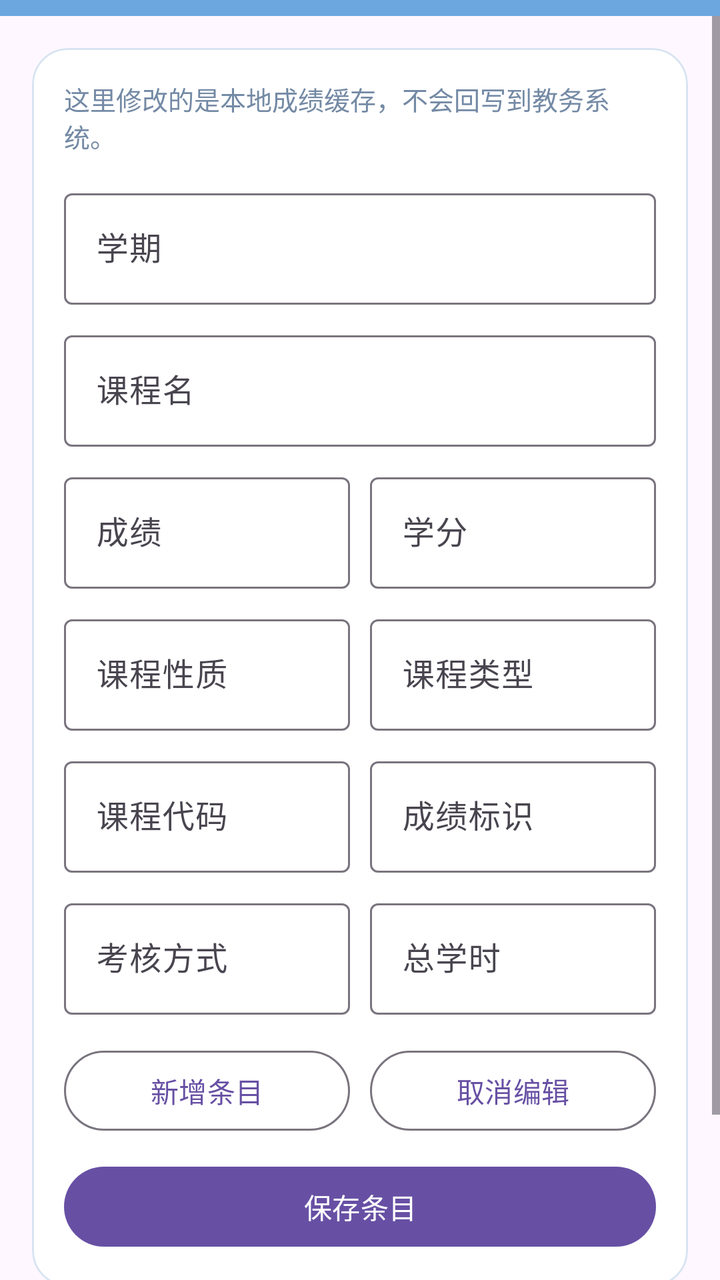
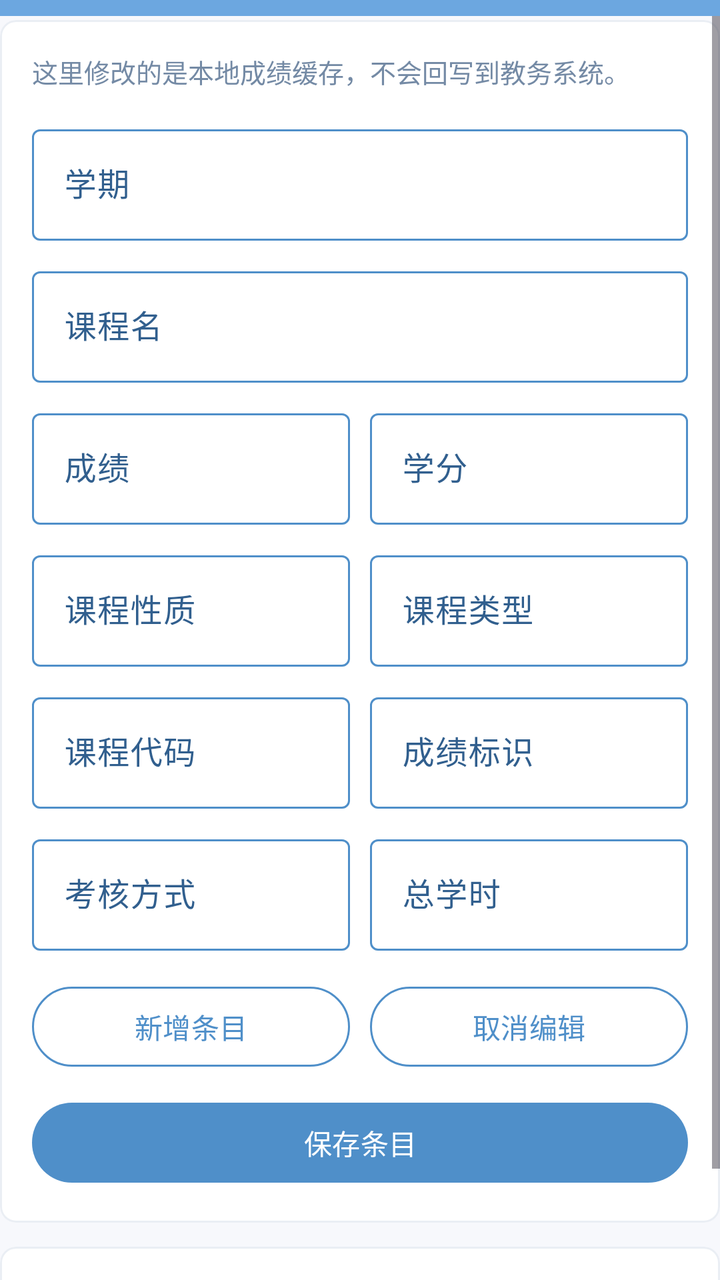

Compare the two renders of this Android layout. The source of the first and the diff that turns it into the second are given below.
<!-- AndroidManifest.xml: application theme Theme.ClassScheMobile -->
<!-- res/layout/activity_score_editor.xml -->
<?xml version="1.0" encoding="utf-8"?>
<LinearLayout xmlns:android="http://schemas.android.com/apk/res/android"
    xmlns:app="http://schemas.android.com/apk/res-auto"
    android:layout_width="match_parent"
    android:layout_height="match_parent"
    android:orientation="vertical">

    <com.google.android.material.appbar.MaterialToolbar
        android:id="@+id/toolbar"
        android:layout_width="match_parent"
        android:layout_height="wrap_content"
        android:background="@color/sky_top"
        android:minHeight="0dp"
        android:paddingTop="4dp"
        android:paddingBottom="4dp"
        android:theme="@style/ThemeOverlay.Material3.Dark.ActionBar"
        app:contentInsetStartWithNavigation="20dp"
        app:titleCentered="true" />

    <ScrollView
        android:layout_width="match_parent"
        android:layout_height="match_parent">

        <LinearLayout
            android:layout_width="match_parent"
            android:layout_height="wrap_content"
            android:orientation="vertical"
            android:padding="16dp">

            <com.google.android.material.card.MaterialCardView
                android:layout_width="match_parent"
                android:layout_height="wrap_content"
                app:cardBackgroundColor="@android:color/white"
                app:cardCornerRadius="18dp"
                app:cardElevation="0dp"
                app:strokeColor="#D8E4F2"
                app:strokeWidth="1dp">

                <LinearLayout
                    android:layout_width="match_parent"
                    android:layout_height="wrap_content"
                    android:orientation="vertical"
                    android:padding="16dp">

                    <TextView
                        android:id="@+id/editorHintText"
                        android:layout_width="match_parent"
                        android:layout_height="wrap_content"
                        android:text="@string/score_editor_hint"
                        android:textColor="#748AA5"
                        android:textSize="13sp" />

                    <com.google.android.material.textfield.TextInputLayout
                        android:id="@+id/semesterInput"
                        style="@style/Widget.Material3.TextInputLayout.OutlinedBox"
                        android:layout_width="match_parent"
                        android:layout_height="wrap_content"
                        android:layout_marginTop="14dp"
                        android:hint="学期">

                        <com.google.android.material.textfield.TextInputEditText
                            android:layout_width="match_parent"
                            android:layout_height="wrap_content" />
                    </com.google.android.material.textfield.TextInputLayout>

                    <com.google.android.material.textfield.TextInputLayout
                        android:id="@+id/courseNameInput"
                        style="@style/Widget.Material3.TextInputLayout.OutlinedBox"
                        android:layout_width="match_parent"
                        android:layout_height="wrap_content"
                        android:layout_marginTop="10dp"
                        android:hint="课程名">

                        <com.google.android.material.textfield.TextInputEditText
                            android:layout_width="match_parent"
                            android:layout_height="wrap_content" />
                    </com.google.android.material.textfield.TextInputLayout>

                    <LinearLayout
                        android:layout_width="match_parent"
                        android:layout_height="wrap_content"
                        android:layout_marginTop="10dp"
                        android:orientation="horizontal">

                        <com.google.android.material.textfield.TextInputLayout
                            android:id="@+id/scoreInput"
                            style="@style/Widget.Material3.TextInputLayout.OutlinedBox"
                            android:layout_width="0dp"
                            android:layout_height="wrap_content"
                            android:layout_weight="1"
                            android:hint="成绩">

                            <com.google.android.material.textfield.TextInputEditText
                                android:layout_width="match_parent"
                                android:layout_height="wrap_content" />
                        </com.google.android.material.textfield.TextInputLayout>

                        <com.google.android.material.textfield.TextInputLayout
                            android:id="@+id/creditsInput"
                            style="@style/Widget.Material3.TextInputLayout.OutlinedBox"
                            android:layout_width="0dp"
                            android:layout_height="wrap_content"
                            android:layout_marginStart="10dp"
                            android:layout_weight="1"
                            android:hint="学分">

                            <com.google.android.material.textfield.TextInputEditText
                                android:layout_width="match_parent"
                                android:layout_height="wrap_content" />
                        </com.google.android.material.textfield.TextInputLayout>
                    </LinearLayout>

                    <LinearLayout
                        android:layout_width="match_parent"
                        android:layout_height="wrap_content"
                        android:layout_marginTop="10dp"
                        android:orientation="horizontal">

                        <com.google.android.material.textfield.TextInputLayout
                            android:id="@+id/courseNatureInput"
                            style="@style/Widget.Material3.TextInputLayout.OutlinedBox"
                            android:layout_width="0dp"
                            android:layout_height="wrap_content"
                            android:layout_weight="1"
                            android:hint="课程性质">

                            <com.google.android.material.textfield.TextInputEditText
                                android:layout_width="match_parent"
                                android:layout_height="wrap_content" />
                        </com.google.android.material.textfield.TextInputLayout>

                        <com.google.android.material.textfield.TextInputLayout
                            android:id="@+id/courseAttributeInput"
                            style="@style/Widget.Material3.TextInputLayout.OutlinedBox"
                            android:layout_width="0dp"
                            android:layout_height="wrap_content"
                            android:layout_marginStart="10dp"
                            android:layout_weight="1"
                            android:hint="课程类型">

                            <com.google.android.material.textfield.TextInputEditText
                                android:layout_width="match_parent"
                                android:layout_height="wrap_content" />
                        </com.google.android.material.textfield.TextInputLayout>
                    </LinearLayout>

                    <LinearLayout
                        android:layout_width="match_parent"
                        android:layout_height="wrap_content"
                        android:layout_marginTop="10dp"
                        android:orientation="horizontal">

                        <com.google.android.material.textfield.TextInputLayout
                            android:id="@+id/courseCodeInput"
                            style="@style/Widget.Material3.TextInputLayout.OutlinedBox"
                            android:layout_width="0dp"
                            android:layout_height="wrap_content"
                            android:layout_weight="1"
                            android:hint="课程代码">

                            <com.google.android.material.textfield.TextInputEditText
                                android:layout_width="match_parent"
                                android:layout_height="wrap_content" />
                        </com.google.android.material.textfield.TextInputLayout>

                        <com.google.android.material.textfield.TextInputLayout
                            android:id="@+id/scoreIdentifierInput"
                            style="@style/Widget.Material3.TextInputLayout.OutlinedBox"
                            android:layout_width="0dp"
                            android:layout_height="wrap_content"
                            android:layout_marginStart="10dp"
                            android:layout_weight="1"
                            android:hint="成绩标识">

                            <com.google.android.material.textfield.TextInputEditText
                                android:layout_width="match_parent"
                                android:layout_height="wrap_content" />
                        </com.google.android.material.textfield.TextInputLayout>
                    </LinearLayout>

                    <LinearLayout
                        android:layout_width="match_parent"
                        android:layout_height="wrap_content"
                        android:layout_marginTop="10dp"
                        android:orientation="horizontal">

                        <com.google.android.material.textfield.TextInputLayout
                            android:id="@+id/assessmentMethodInput"
                            style="@style/Widget.Material3.TextInputLayout.OutlinedBox"
                            android:layout_width="0dp"
                            android:layout_height="wrap_content"
                            android:layout_weight="1"
                            android:hint="考核方式">

                            <com.google.android.material.textfield.TextInputEditText
                                android:layout_width="match_parent"
                                android:layout_height="wrap_content" />
                        </com.google.android.material.textfield.TextInputLayout>

                        <com.google.android.material.textfield.TextInputLayout
                            android:id="@+id/totalHoursInput"
                            style="@style/Widget.Material3.TextInputLayout.OutlinedBox"
                            android:layout_width="0dp"
                            android:layout_height="wrap_content"
                            android:layout_marginStart="10dp"
                            android:layout_weight="1"
                            android:hint="总学时">

                            <com.google.android.material.textfield.TextInputEditText
                                android:layout_width="match_parent"
                                android:layout_height="wrap_content" />
                        </com.google.android.material.textfield.TextInputLayout>
                    </LinearLayout>

                    <LinearLayout
                        android:layout_width="match_parent"
                        android:layout_height="wrap_content"
                        android:layout_marginTop="14dp"
                        android:orientation="horizontal">

                        <com.google.android.material.button.MaterialButton
                            android:id="@+id/newEntryButton"
                            style="@style/Widget.Material3.Button.OutlinedButton"
                            android:layout_width="0dp"
                            android:layout_height="wrap_content"
                            android:layout_weight="1"
                            android:text="@string/score_editor_new" />

                        <com.google.android.material.button.MaterialButton
                            android:id="@+id/cancelEditButton"
                            style="@style/Widget.Material3.Button.OutlinedButton"
                            android:layout_width="0dp"
                            android:layout_height="wrap_content"
                            android:layout_marginStart="10dp"
                            android:layout_weight="1"
                            android:text="@string/score_editor_cancel" />
                    </LinearLayout>

                    <com.google.android.material.button.MaterialButton
                        android:id="@+id/saveEntryButton"
                        android:layout_width="match_parent"
                        android:layout_height="wrap_content"
                        android:layout_marginTop="10dp"
                        android:text="@string/score_editor_save" />
                </LinearLayout>
            </com.google.android.material.card.MaterialCardView>

            <com.google.android.material.card.MaterialCardView
                android:layout_width="match_parent"
                android:layout_height="wrap_content"
                android:layout_marginTop="12dp"
                app:cardBackgroundColor="@android:color/white"
                app:cardCornerRadius="18dp"
                app:cardElevation="0dp"
                app:strokeColor="#D8E4F2"
                app:strokeWidth="1dp">

                <LinearLayout
                    android:layout_width="match_parent"
                    android:layout_height="wrap_content"
                    android:orientation="vertical"
                    android:padding="16dp">

                    <TextView
                        android:id="@+id/entryCountText"
                        android:layout_width="wrap_content"
                        android:layout_height="wrap_content"
                        android:textColor="#43607F"
                        android:textSize="16sp"
                        android:textStyle="bold" />

                    <TextView
                        android:id="@+id/emptyHintText"
                        android:layout_width="match_parent"
                        android:layout_height="wrap_content"
                        android:layout_marginTop="10dp"
                        android:text="@string/score_editor_empty"
                        android:textColor="#8CA0B8"
                        android:textSize="13sp"
                        android:visibility="gone" />

                    <LinearLayout
                        android:id="@+id/entryList"
                        android:layout_width="match_parent"
                        android:layout_height="wrap_content"
                        android:layout_marginTop="10dp"
                        android:orientation="vertical" />
                </LinearLayout>
            </com.google.android.material.card.MaterialCardView>
        </LinearLayout>
    </ScrollView>
</LinearLayout>
<!-- resources referenced by this layout -->
<resources>
  <color name="sky_top">#6CA7E0</color>
  <string name="score_editor_cancel">取消编辑</string>
  <string name="score_editor_empty">当前还没有本地成绩条目</string>
  <string name="score_editor_hint">这里修改的是本地成绩缓存，不会回写到教务系统。</string>
  <string name="score_editor_new">新增条目</string>
  <string name="score_editor_save">保存条目</string>
  <style name="Theme.ClassScheMobile" parent="Theme.Material3.Light.NoActionBar">
          <item name="android:statusBarColor">@color/sky_top</item>
          <item name="android:navigationBarColor">@color/sky_bottom</item>
          <item name="colorSurface">@color/surface</item>
          <item name="android:windowLightStatusBar">false</item>
          <item name="android:windowLightNavigationBar" tools:targetApi="o_mr1">false</item>
      </style>
  <color name="sky_bottom">#79AFE6</color>
  <color name="surface">#F7F8FC</color>
</resources>

<!-- the commit's change to res/layout/activity_score_editor.xml (unified diff, before → after) -->
@@ -3,7 +3,8 @@
     xmlns:app="http://schemas.android.com/apk/res-auto"
     android:layout_width="match_parent"
     android:layout_height="match_parent"
-    android:orientation="vertical">
+    android:orientation="vertical"
+    android:background="@color/surface">
 
     <com.google.android.material.appbar.MaterialToolbar
         android:id="@+id/toolbar"
@@ -25,15 +26,18 @@
             android:layout_width="match_parent"
             android:layout_height="wrap_content"
             android:orientation="vertical"
-            android:padding="16dp">
+            android:paddingStart="0dp"
+            android:paddingTop="2dp"
+            android:paddingEnd="0dp"
+            android:paddingBottom="14dp">
 
             <com.google.android.material.card.MaterialCardView
                 android:layout_width="match_parent"
                 android:layout_height="wrap_content"
                 app:cardBackgroundColor="@android:color/white"
-                app:cardCornerRadius="18dp"
+                app:cardCornerRadius="8dp"
                 app:cardElevation="0dp"
-                app:strokeColor="#D8E4F2"
+                app:strokeColor="#4DBBC8D9"
                 app:strokeWidth="1dp">
 
                 <LinearLayout
@@ -250,9 +254,9 @@
                 android:layout_height="wrap_content"
                 android:layout_marginTop="12dp"
                 app:cardBackgroundColor="@android:color/white"
-                app:cardCornerRadius="18dp"
+                app:cardCornerRadius="8dp"
                 app:cardElevation="0dp"
-                app:strokeColor="#D8E4F2"
+                app:strokeColor="#4DBBC8D9"
                 app:strokeWidth="1dp">
 
                 <LinearLayout
<!-- resource entries referenced after the edit -->
@@ -10,10 +10,25 @@
           <item name="android:statusBarColor">@color/sky_top</item>
           <item name="android:navigationBarColor">@color/sky_bottom</item>
           <item name="colorSurface">@color/surface</item>
+          <item name="colorPrimary">@color/login_blue</item>
+          <item name="colorOnPrimary">@android:color/white</item>
+          <item name="colorPrimaryContainer">@color/login_blue_light</item>
+          <item name="colorOnPrimaryContainer">@color/login_blue_dark</item>
+          <item name="colorSecondary">@color/login_blue</item>
+          <item name="colorSecondaryContainer">@color/login_blue_light</item>
+          <item name="colorOnSecondaryContainer">@color/login_blue_dark</item>
+          <item name="colorOutline">@color/login_blue</item>
+          <item name="colorOnSurfaceVariant">@color/login_blue_dark</item>
+          <item name="colorControlActivated">@color/login_blue</item>
+          <item name="colorAccent">@color/login_blue</item>
+          <item name="android:colorAccent">@color/login_blue</item>
           <item name="android:windowLightStatusBar">false</item>
           <item name="android:windowLightNavigationBar" tools:targetApi="o_mr1">false</item>
       </style>
   <color name="sky_bottom">#79AFE6</color>
+  <color name="login_blue">#4F8FC9</color>
+  <color name="login_blue_light">#EAF4FF</color>
+  <color name="login_blue_dark">#315F8E</color>
   <color name="surface">#F7F8FC</color>
 </resources>
 
